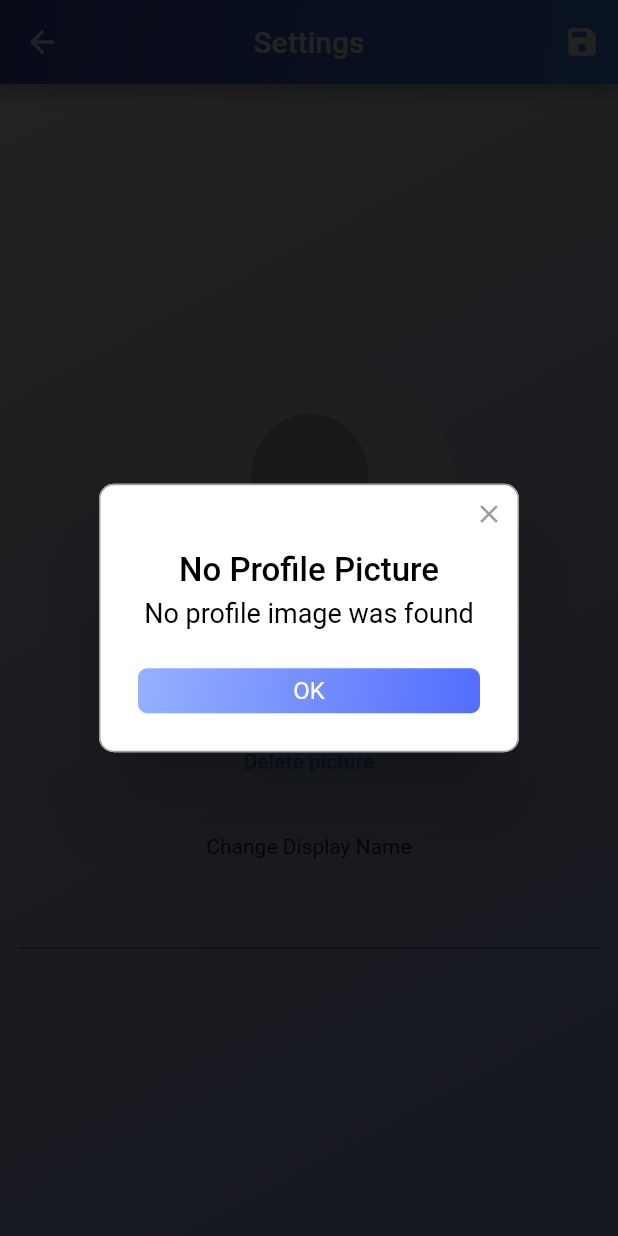
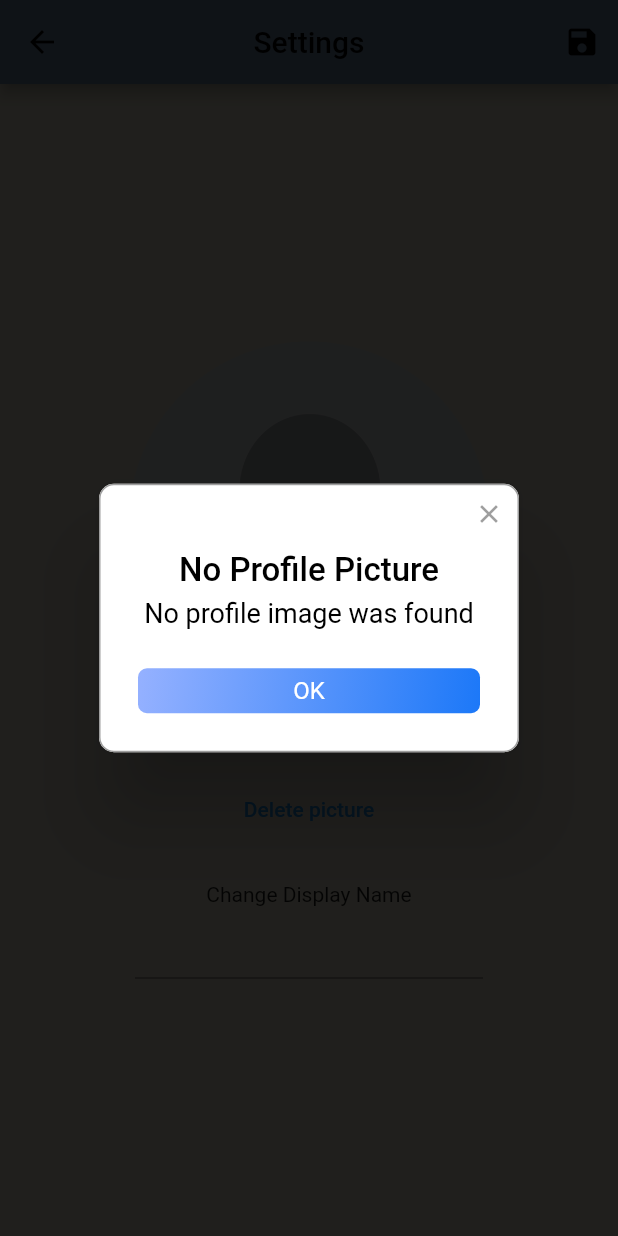
Before and after one commit to namelessto/chitchat, a Flutter app: the SettingsScreen screen opened by its route, after a tap on "Delete picture", on a phone screen of 412 x 824 dp. Run offline on Flutter 3.47's test engine with Material 2 defaults, Android fonts, the phone set to English and light mode, and no system bars; drawn by our look-alikes of rflutter_alert; our stand-ins replace animated_text_kit, cloud_firestore, firebase_auth, firebase_core, firebase_messaging, firebase_storage and 6 more; missing offline and left inert: auto_direction, encrypt; accounts and stored records are empty.

Commit message:
Bug fixes and updated visuals

```diff
--- a/lib/main.dart
+++ b/lib/main.dart
@@ -52,7 +52,8 @@ Future<void> main() async {
   /// We use this channel in the `AndroidManifest.xml` file to override the
   /// default FCM channel to enable heads up notifications.
   await flutterLocalNotificationsPlugin
-      .resolvePlatformSpecificImplementation<AndroidFlutterLocalNotificationsPlugin>()
+      .resolvePlatformSpecificImplementation<
+          AndroidFlutterLocalNotificationsPlugin>()
       ?.createNotificationChannel(channel);
 
   /// Update the iOS foreground notification presentation options to allow
@@ -106,6 +107,9 @@ class _ChitchatState extends State<Chitchat> {
   @override
   Widget build(BuildContext context) {
     return MaterialApp(
+      theme: ThemeData(
+        appBarTheme: AppBarTheme(color: Color(0xFF748CAB)),
+      ),
       navigatorKey: navigatorKey,
       initialRoute: widget.route,
       routes: {
--- a/lib/presentation/screens/setting_screen.dart
+++ b/lib/presentation/screens/setting_screen.dart
@@ -7,7 +7,6 @@ import 'package:firebase_auth/firebase_auth.dart';
 import 'package:flutter/cupertino.dart';
 import 'package:flutter/material.dart';
 import 'package:permission_handler/permission_handler.dart';
-import 'package:new_gradient_app_bar/new_gradient_app_bar.dart';
 
 class SettingsScreen extends StatefulWidget {
   @override
@@ -23,18 +22,27 @@ class _SettingsScreenState extends State<SettingsScreen> {
   @override
   void initState() {
     super.initState();
-    controller.text = FirebaseAuth.instance.currentUser.displayName;
-    profileImagePath = FirebaseAuth.instance.currentUser.photoURL;
+
     //chooseImage(profileImage);
   }
 
   @override
   Widget build(BuildContext context) {
+    controller.text = FirebaseAuth.instance.currentUser.displayName;
+    profileImagePath = FirebaseAuth.instance.currentUser.photoURL;
     chooseImage(profileImage);
     return Scaffold(
-      appBar: NewGradientAppBar(
-        gradient: gradAppBar,
-        title: Text('Settings'),
+      appBar: AppBar(
+        iconTheme: IconThemeData(
+          color: Colors.black,
+        ),
+        //gradient: gradAppBar,
+        title: Text(
+          'Settings',
+          style: TextStyle(
+            color: Colors.black,
+          ),
+        ),
         centerTitle: true,
         actions: [
           IconButton(
@@ -56,14 +64,15 @@ class _SettingsScreenState extends State<SettingsScreen> {
       ),
       body: Container(
         decoration: BoxDecoration(
-          gradient: gradMain,
+          color: Color(0xFFF0EBD8),
+          //gradient: gradMain,
         ),
         child: Column(
           mainAxisAlignment: MainAxisAlignment.center,
           crossAxisAlignment: CrossAxisAlignment.center,
           children: <Widget>[
             CircleAvatar(
-              radius: 100.0,
+              radius: 120.0,
               backgroundImage: currentImage,
               backgroundColor: Colors.transparent,
             ),
@@ -87,11 +96,18 @@ class _SettingsScreenState extends State<SettingsScreen> {
                           'Are you sure you want to delete your profile picture?',
                       btnText: 'Delete',
                       onPressed: () async {
-                        setState(() {
-                          profileImage = null;
-                        });
-                        Setting().deleteImage();
+                        await Setting().deleteImage();
                         Navigator.pop(context);
+                        ShowAlert(
+                            alertTitle: 'Profile Picture Deleted',
+                            alertContent: '',
+                            btnText: 'OK',
+                            onPressed: () {
+                              Navigator.pop(context);
+                              setState(() {
+                                profileImage = null;
+                              });
+                            }).showAlert(context).show();
                       }).showAlertTwoButtons(context).show();
                 } else {
                   ShowAlert(
@@ -113,7 +129,7 @@ class _SettingsScreenState extends State<SettingsScreen> {
               'Change Display Name',
             ),
             Padding(
-              padding: EdgeInsets.all(12),
+              padding: EdgeInsets.symmetric(horizontal: 90),
               child: TextField(
                 controller: controller,
                 textAlign: TextAlign.center,
--- a/lib/presentation/screens/welcome_screen.dart
+++ b/lib/presentation/screens/welcome_screen.dart
@@ -18,7 +18,8 @@ class _WelcomeScreenState extends State<WelcomeScreen> {
     return Scaffold(
       body: Container(
         decoration: BoxDecoration(
-          gradient: gradMain,
+          color: Color(0xFFF0EBD8),
+          //gradient: gradMain,
         ),
         child: Padding(
           padding: EdgeInsets.symmetric(horizontal: 24.0),
--- a/lib/presentation/widgets/chat_card.dart
+++ b/lib/presentation/widgets/chat_card.dart
@@ -31,6 +31,7 @@ class ChatCard extends StatelessWidget {
           context,
           MaterialPageRoute(
             builder: (context) => ChatScreen(
+              targetImage: image,
               targetUid: userID,
               targetDisplayName: displayName,
             ),
--- a/lib/presentation/widgets/message_bubble.dart
+++ b/lib/presentation/widgets/message_bubble.dart
@@ -26,13 +26,13 @@ class MessageBubble extends StatelessWidget {
         children: [
           Material(
             borderRadius: BorderRadius.only(
-              topLeft: Radius.circular(isMe ? 30.0 : 0.0),
-              topRight: Radius.circular(isMe ? 0.0 : 30.0),
+              topLeft: Radius.circular(isMe ? 30.0 : 10.0),
+              topRight: Radius.circular(isMe ? 10.0 : 30.0),
               bottomLeft: Radius.circular(30.0),
               bottomRight: Radius.circular(30.0),
             ),
             elevation: 3.0,
-            color: isMe ? Color(0xFFE1FFC7) : Colors.white,
+            color: isMe ? Color(0xFFB2BCC2) : Colors.white,
             child: Padding(
               padding: EdgeInsets.symmetric(
                 vertical: 6,
--- a/lib/utilities/constants.dart
+++ b/lib/utilities/constants.dart
@@ -27,16 +27,20 @@ const textFieldDecoration = InputDecoration(
     color: Color(0xFF000000),
     fontSize: 25.0,
   ),
-  contentPadding: EdgeInsets.symmetric(vertical: 18.0, horizontal: 20.0),
+  contentPadding: EdgeInsets.symmetric(horizontal: 12.0),
   border: OutlineInputBorder(
     borderRadius: BorderRadius.all(Radius.circular(12.0)),
   ),
   enabledBorder: OutlineInputBorder(
-    borderSide: BorderSide(color: Colors.indigo, width: 1.0),
+    borderSide: BorderSide(
+      color: Colors.transparent,
+    ),
     borderRadius: BorderRadius.all(Radius.circular(12.0)),
   ),
   focusedBorder: OutlineInputBorder(
-    borderSide: BorderSide(color: Colors.indigo, width: 2.0),
+    borderSide: BorderSide(
+      color: Colors.transparent,
+    ),
     borderRadius: BorderRadius.all(Radius.circular(12.0)),
   ),
 );
@@ -44,24 +48,27 @@ const textFieldDecoration = InputDecoration(
 // ---------- Gradient Scheme ----------
 const gradMain = LinearGradient(
   colors: [
-    Color(0xFFFFFFFF),
-    Color(0xFF98A9ED),
+    Color(0xFFFCF6EE),
+    Color(0xFFFCF6DC),
   ],
-  end: Alignment.bottomRight,
-  begin: Alignment.topLeft,
+  end: Alignment.bottomCenter,
+  begin: Alignment.topCenter,
 );
 
 const gradSecond = LinearGradient(
   colors: [
     Color(0xFF95B1FF),
-    Colors.indigoAccent,
+    Color(0xFF1C78F8),
   ],
   begin: Alignment.topLeft,
   end: Alignment.bottomRight,
 );
 
 const gradAppBar = LinearGradient(
-  colors: [Colors.blueAccent, Colors.indigo],
+  colors: [
+    Color(0xFFFEEDCA),
+    Color(0xFFFFEFBA),
+  ],
   begin: Alignment.bottomRight,
   end: Alignment.topLeft,
 );
```
Also changed, not shown: lib/presentation/screens/chat_screen.dart (+38 -8 lines), lib/presentation/screens/lobby_screen.dart (+19 -7 lines), lib/presentation/screens/login_screen.dart (+4 -10 lines), lib/presentation/screens/registration_screen.dart (+4 -5 lines), lib/presentation/screens/search_result_screen.dart (+30 -8 lines).
